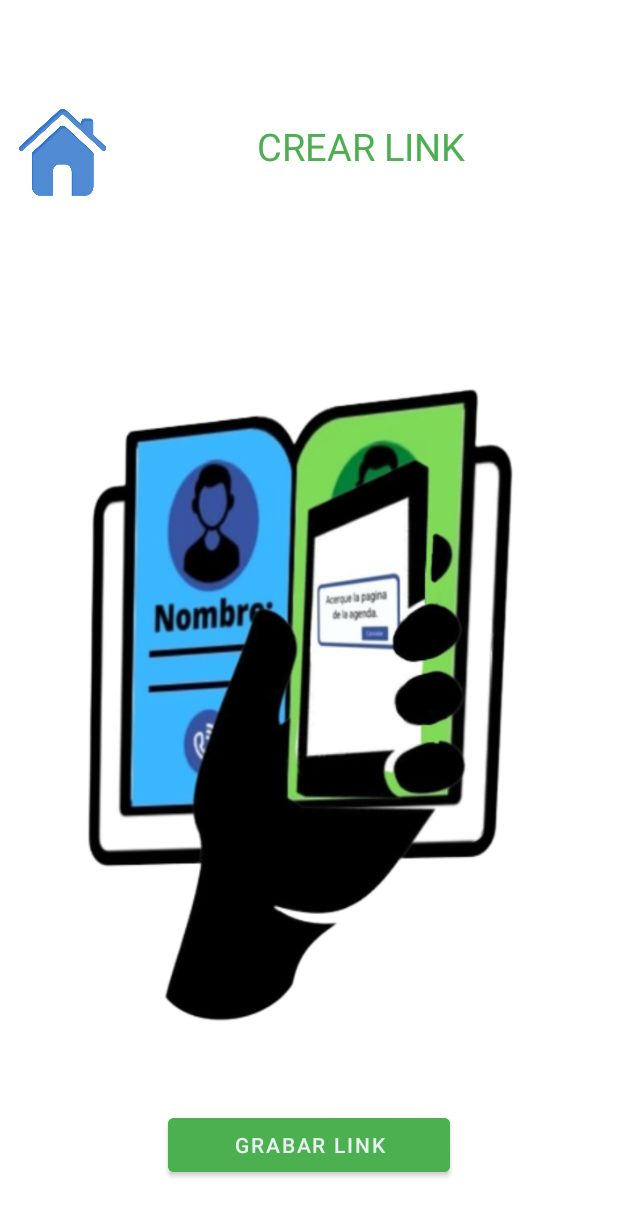
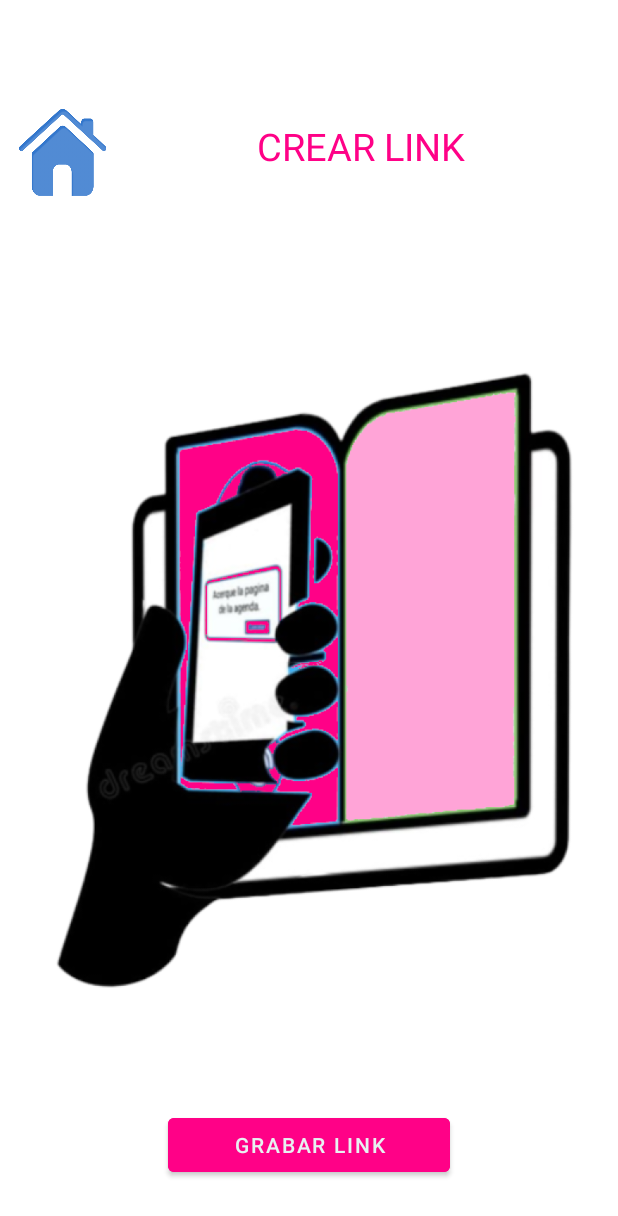
Before and after one commit to AndreaLaz/AgendaNFC, an Android app: the GrabarNFC_OtrosActivity screen opened directly, with no data from a screen before it, on a phone screen of 412 x 824 dp. Shown: the top 1216 px of the screen. Run offline under Robolectric (Android 15) with nearby library versions, the phone set to English and light mode, and no system bars; 1 statement that could not run was skipped.

Commit message:
Otros -color

```diff
--- a/app/src/main/java/mobile/android/agendanfc/GrabarNFC_OtrosActivity.java
+++ b/app/src/main/java/mobile/android/agendanfc/GrabarNFC_OtrosActivity.java
@@ -61,7 +61,7 @@
 
                             builder = new AlertDialog.Builder(GrabarNFC_OtrosActivity.this);
                             mNfcMessage = mNFCManager.grabaApp(numero_user);
-                            builder.setMessage(Html.fromHtml("Porfavor acerque el movil a la pagina <font color='#0075F1'> ABRIR APP AUTOMATICO</font> de sus contacto en la agenda"))
+                            builder.setMessage(Html.fromHtml("Porfavor acerque el movil a la pagina <font color='#FF0187'> ABRIR APP AUTOMATICO</font> de sus contacto en la agenda"))
                                     .setCancelable(true)
                                     .setPositiveButton("Cancelar", new DialogInterface.OnClickListener() {
                                         @Override
--- a/app/src/main/res/layout/activity_grabar_nfc_otros.xml
+++ b/app/src/main/res/layout/activity_grabar_nfc_otros.xml
@@ -21,7 +21,7 @@
             android:layout_width="188dp"
             android:layout_height="wrap_content"
             android:layout_gravity="center"
-            android:backgroundTint="@color/BTO_VERDECLARO"
+            android:backgroundTint="@color/BTO_otros"
             android:text="@string/grabarllamada"
             android:textAlignment="center" />
     </FrameLayout>
@@ -65,7 +65,7 @@
                 android:gravity="center"
                 android:text="Instrucciones de uso:"
                 android:textAlignment="center"
-                android:textColor="@color/BTO_VERDECLARO"
+                android:textColor="@color/BTO_otros"
                 android:textSize="25dp" />
         </LinearLayout>
 
@@ -74,7 +74,9 @@
             android:layout_width="match_parent"
             android:layout_height="479dp"
             android:layout_weight="1"
-            app:srcCompat="@drawable/icono__graba_whatsap" />
+            app:srcCompat="@drawable/imagenagenda" />
+
+
 
     </LinearLayout>
 </androidx.constraintlayout.widget.ConstraintLayout>
--- a/app/src/main/res/values/colors.xml
+++ b/app/src/main/res/values/colors.xml
@@ -11,4 +11,6 @@
     <color name="BTO_AZULCLARO">#FF2196F3</color>
     <color name="BTO_VERDECLARO">#FF4CAF50</color>
     <color name="BTO_HOME_turquesa">#FF018786</color>
+    <color name="BTO_otros">#FF0187</color>
+
 </resources>
```
Also changed, not shown: app/src/main/res/drawable/imagenagenda.PNG (added).
